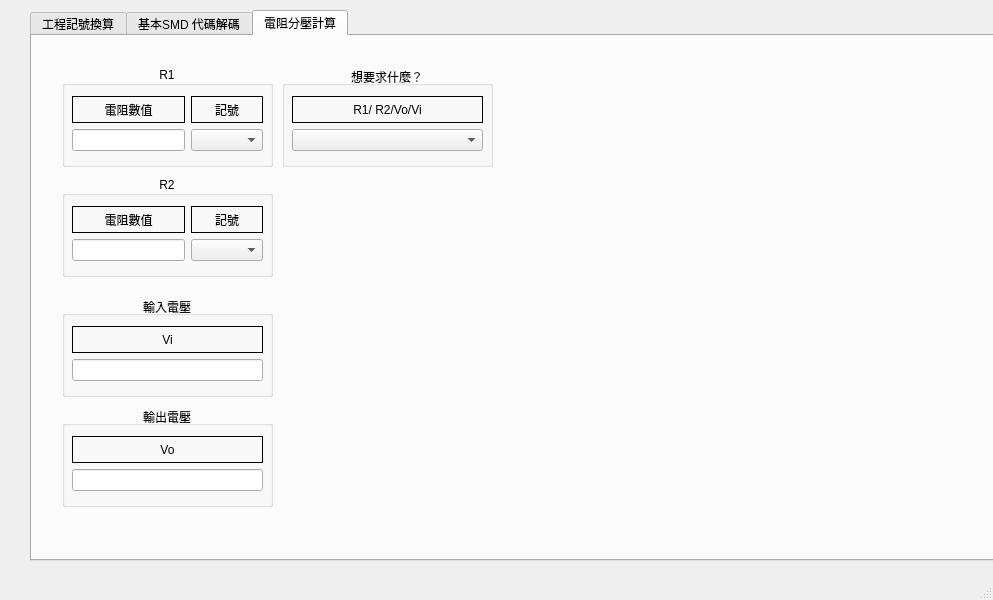
Before: the Qt Designer form mainwindow.ui in markscat/Scientific_computing, drawn with Qt 5.
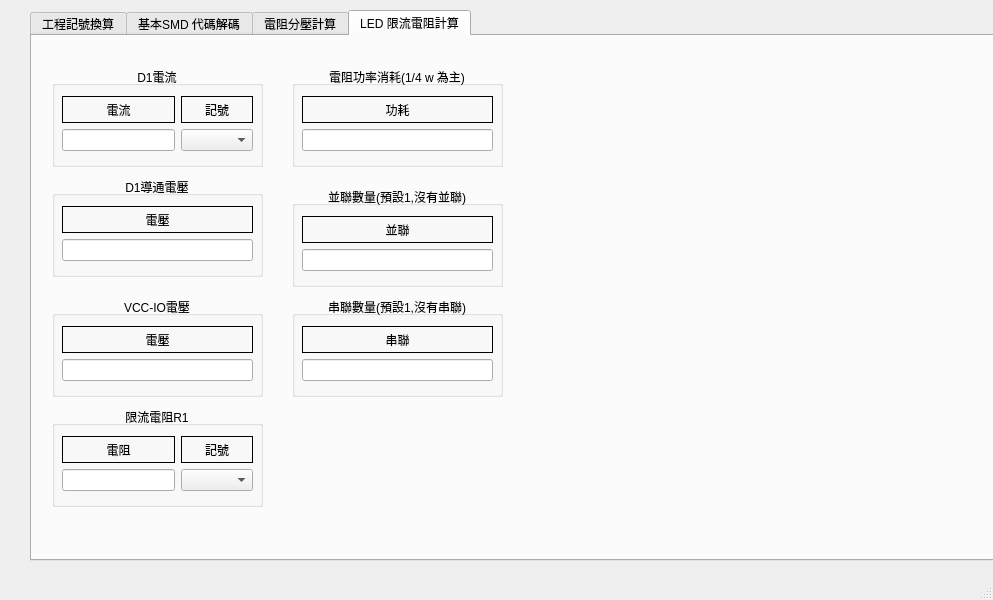
After: the same form once the commit is applied. Icons and pictures are not drawn.

The edit to the form file:
```diff
--- a/mainwindow.ui
+++ b/mainwindow.ui
@@ -24,7 +24,7 @@
      </rect>
     </property>
     <property name="currentIndex">
-     <number>2</number>
+     <number>3</number>
     </property>
     <widget class="QWidget" name="tab">
      <attribute name="title">
@@ -716,6 +716,367 @@
       </widget>
      </widget>
     </widget>
+    <widget class="QWidget" name="tab_4">
+     <attribute name="title">
+      <string>LED 限流電阻計算</string>
+     </attribute>
+     <widget class="QGroupBox" name="groupBox_11">
+      <property name="geometry">
+       <rect>
+        <x>20</x>
+        <y>30</y>
+        <width>211</width>
+        <height>101</height>
+       </rect>
+      </property>
+      <property name="title">
+       <string>D1電流</string>
+      </property>
+      <property name="alignment">
+       <set>Qt::AlignmentFlag::AlignCenter</set>
+      </property>
+      <widget class="QWidget" name="layoutWidget_11">
+       <property name="geometry">
+        <rect>
+         <x>10</x>
+         <y>30</y>
+         <width>191</width>
+         <height>55</height>
+        </rect>
+       </property>
+       <layout class="QGridLayout" name="gridLayout_13">
+        <item row="1" column="0">
+         <widget class="QLineEdit" name="D1_Input_lineEdit_2"/>
+        </item>
+        <item row="0" column="0">
+         <widget class="QLabel" name="label_21">
+          <property name="frameShape">
+           <enum>QFrame::Shape::Box</enum>
+          </property>
+          <property name="text">
+           <string>電流</string>
+          </property>
+          <property name="alignment">
+           <set>Qt::AlignmentFlag::AlignCenter</set>
+          </property>
+         </widget>
+        </item>
+        <item row="0" column="1">
+         <widget class="QLabel" name="label_23">
+          <property name="frameShape">
+           <enum>QFrame::Shape::Box</enum>
+          </property>
+          <property name="text">
+           <string>記號</string>
+          </property>
+          <property name="alignment">
+           <set>Qt::AlignmentFlag::AlignCenter</set>
+          </property>
+         </widget>
+        </item>
+        <item row="1" column="1">
+         <widget class="QComboBox" name="D1_input_comboBox"/>
+        </item>
+       </layout>
+      </widget>
+     </widget>
+     <widget class="QLabel" name="label_13">
+      <property name="geometry">
+       <rect>
+        <x>510</x>
+        <y>10</y>
+        <width>301</width>
+        <height>451</height>
+       </rect>
+      </property>
+      <property name="text">
+       <string/>
+      </property>
+      <property name="pixmap">
+       <pixmap resource="Scientific_computing.qrc">:/LED.bmp</pixmap>
+      </property>
+     </widget>
+     <widget class="QGroupBox" name="groupBox_12">
+      <property name="geometry">
+       <rect>
+        <x>20</x>
+        <y>260</y>
+        <width>211</width>
+        <height>101</height>
+       </rect>
+      </property>
+      <property name="title">
+       <string>VCC-IO電壓</string>
+      </property>
+      <property name="alignment">
+       <set>Qt::AlignmentFlag::AlignCenter</set>
+      </property>
+      <widget class="QWidget" name="layoutWidget_12">
+       <property name="geometry">
+        <rect>
+         <x>10</x>
+         <y>30</y>
+         <width>191</width>
+         <height>55</height>
+        </rect>
+       </property>
+       <layout class="QGridLayout" name="gridLayout_14">
+        <item row="1" column="0">
+         <widget class="QLineEdit" name="VCCIO_Input_lineEdit"/>
+        </item>
+        <item row="0" column="0">
+         <widget class="QLabel" name="label_24">
+          <property name="frameShape">
+           <enum>QFrame::Shape::Box</enum>
+          </property>
+          <property name="text">
+           <string>電壓</string>
+          </property>
+          <property name="alignment">
+           <set>Qt::AlignmentFlag::AlignCenter</set>
+          </property>
+         </widget>
+        </item>
+       </layout>
+      </widget>
+     </widget>
+     <widget class="QGroupBox" name="groupBox_13">
+      <property name="geometry">
+       <rect>
+        <x>20</x>
+        <y>370</y>
+        <width>211</width>
+        <height>101</height>
+       </rect>
+      </property>
+      <property name="title">
+       <string>限流電阻R1</string>
+      </property>
+      <property name="alignment">
+       <set>Qt::AlignmentFlag::AlignCenter</set>
+      </property>
+      <widget class="QWidget" name="layoutWidget_13">
+       <property name="geometry">
+        <rect>
+         <x>10</x>
+         <y>30</y>
+         <width>191</width>
+         <height>55</height>
+        </rect>
+       </property>
+       <layout class="QGridLayout" name="gridLayout_15">
+        <item row="1" column="0">
+         <widget class="QLineEdit" name="limit_Input_lineEdit"/>
+        </item>
+        <item row="0" column="0">
+         <widget class="QLabel" name="label_25">
+          <property name="frameShape">
+           <enum>QFrame::Shape::Box</enum>
+          </property>
+          <property name="text">
+           <string>電阻</string>
+          </property>
+          <property name="alignment">
+           <set>Qt::AlignmentFlag::AlignCenter</set>
+          </property>
+         </widget>
+        </item>
+        <item row="0" column="1">
+         <widget class="QLabel" name="label_26">
+          <property name="frameShape">
+           <enum>QFrame::Shape::Box</enum>
+          </property>
+          <property name="text">
+           <string>記號</string>
+          </property>
+          <property name="alignment">
+           <set>Qt::AlignmentFlag::AlignCenter</set>
+          </property>
+         </widget>
+        </item>
+        <item row="1" column="1">
+         <widget class="QComboBox" name="limit_Input_comboBox"/>
+        </item>
+       </layout>
+      </widget>
+     </widget>
+     <widget class="QGroupBox" name="groupBox_14">
+      <property name="geometry">
+       <rect>
+        <x>20</x>
+        <y>140</y>
+        <width>211</width>
+        <height>101</height>
+       </rect>
+      </property>
+      <property name="title">
+       <string>D1導通電壓</string>
+      </property>
+      <property name="alignment">
+       <set>Qt::AlignmentFlag::AlignCenter</set>
+      </property>
+      <widget class="QWidget" name="layoutWidget_14">
+       <property name="geometry">
+        <rect>
+         <x>10</x>
+         <y>30</y>
+         <width>191</width>
+         <height>55</height>
+        </rect>
+       </property>
+       <layout class="QGridLayout" name="gridLayout_16">
+        <item row="1" column="0">
+         <widget class="QLineEdit" name="VD_Input_lineEdit"/>
+        </item>
+        <item row="0" column="0">
+         <widget class="QLabel" name="label_27">
+          <property name="frameShape">
+           <enum>QFrame::Shape::Box</enum>
+          </property>
+          <property name="text">
+           <string>電壓</string>
+          </property>
+          <property name="alignment">
+           <set>Qt::AlignmentFlag::AlignCenter</set>
+          </property>
+         </widget>
+        </item>
+       </layout>
+      </widget>
+     </widget>
+     <widget class="QGroupBox" name="groupBox_15">
+      <property name="geometry">
+       <rect>
+        <x>260</x>
+        <y>30</y>
+        <width>211</width>
+        <height>101</height>
+       </rect>
+      </property>
+      <property name="title">
+       <string>電阻功率消耗(1/4 w 為主)</string>
+      </property>
+      <property name="alignment">
+       <set>Qt::AlignmentFlag::AlignCenter</set>
+      </property>
+      <widget class="QWidget" name="layoutWidget_16">
+       <property name="geometry">
+        <rect>
+         <x>10</x>
+         <y>30</y>
+         <width>191</width>
+         <height>55</height>
+        </rect>
+       </property>
+       <layout class="QGridLayout" name="gridLayout_18">
+        <item row="1" column="0">
+         <widget class="QLineEdit" name="W_Input_lineEdit"/>
+        </item>
+        <item row="0" column="0">
+         <widget class="QLabel" name="label_30">
+          <property name="frameShape">
+           <enum>QFrame::Shape::Box</enum>
+          </property>
+          <property name="text">
+           <string>功耗</string>
+          </property>
+          <property name="alignment">
+           <set>Qt::AlignmentFlag::AlignCenter</set>
+          </property>
+         </widget>
+        </item>
+       </layout>
+      </widget>
+     </widget>
+     <widget class="QGroupBox" name="groupBox_16">
+      <property name="geometry">
+       <rect>
+        <x>260</x>
+        <y>150</y>
+        <width>211</width>
+        <height>101</height>
+       </rect>
+      </property>
+      <property name="title">
+       <string>並聯數量(預設1,沒有並聯)</string>
+      </property>
+      <property name="alignment">
+       <set>Qt::AlignmentFlag::AlignCenter</set>
+      </property>
+      <widget class="QWidget" name="layoutWidget_17">
+       <property name="geometry">
+        <rect>
+         <x>10</x>
+         <y>30</y>
+         <width>191</width>
+         <height>55</height>
+        </rect>
+       </property>
+       <layout class="QGridLayout" name="gridLayout_19">
+        <item row="1" column="0">
+         <widget class="QLineEdit" name="Parallel_Input_lineEdit"/>
+        </item>
+        <item row="0" column="0">
+         <widget class="QLabel" name="label_31">
+          <property name="frameShape">
+           <enum>QFrame::Shape::Box</enum>
+          </property>
+          <property name="text">
+           <string>並聯</string>
+          </property>
+          <property name="alignment">
+           <set>Qt::AlignmentFlag::AlignCenter</set>
+          </property>
+         </widget>
+        </item>
+       </layout>
+      </widget>
+     </widget>
+     <widget class="QGroupBox" name="groupBox_17">
+      <property name="geometry">
+       <rect>
+        <x>260</x>
+        <y>260</y>
+        <width>211</width>
+        <height>101</height>
+       </rect>
+      </property>
+      <property name="title">
+       <string>串聯數量(預設1,沒有串聯)</string>
+      </property>
+      <property name="alignment">
+       <set>Qt::AlignmentFlag::AlignCenter</set>
+      </property>
+      <widget class="QWidget" name="layoutWidget_18">
+       <property name="geometry">
+        <rect>
+         <x>10</x>
+         <y>30</y>
+         <width>191</width>
+         <height>55</height>
+        </rect>
+       </property>
+       <layout class="QGridLayout" name="gridLayout_20">
+        <item row="1" column="0">
+         <widget class="QLineEdit" name="Series_Input_lineEdit"/>
+        </item>
+        <item row="0" column="0">
+         <widget class="QLabel" name="label_32">
+          <property name="frameShape">
+           <enum>QFrame::Shape::Box</enum>
+          </property>
+          <property name="text">
+           <string>串聯</string>
+          </property>
+          <property name="alignment">
+           <set>Qt::AlignmentFlag::AlignCenter</set>
+          </property>
+         </widget>
+        </item>
+       </layout>
+      </widget>
+     </widget>
+    </widget>
    </widget>
   </widget>
   <widget class="QMenuBar" name="menubar">
```
